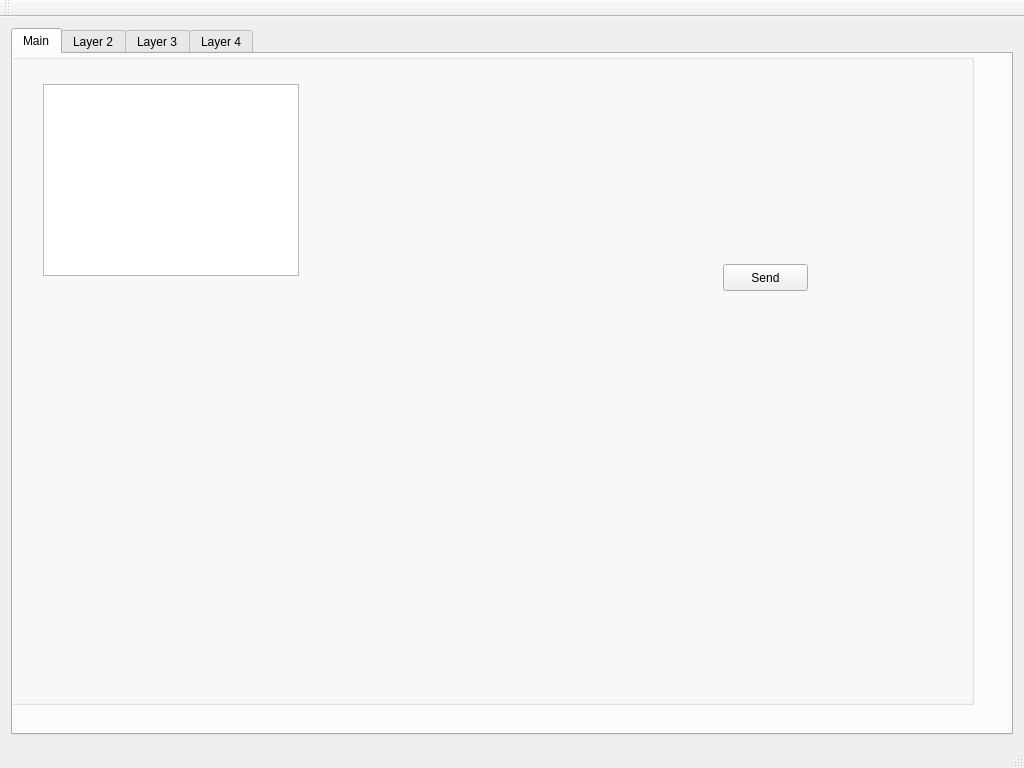
Above: qt/packet-generator/mainwindow.ui from emiliancyc/packet-generator before the change. Below: the same form after it.
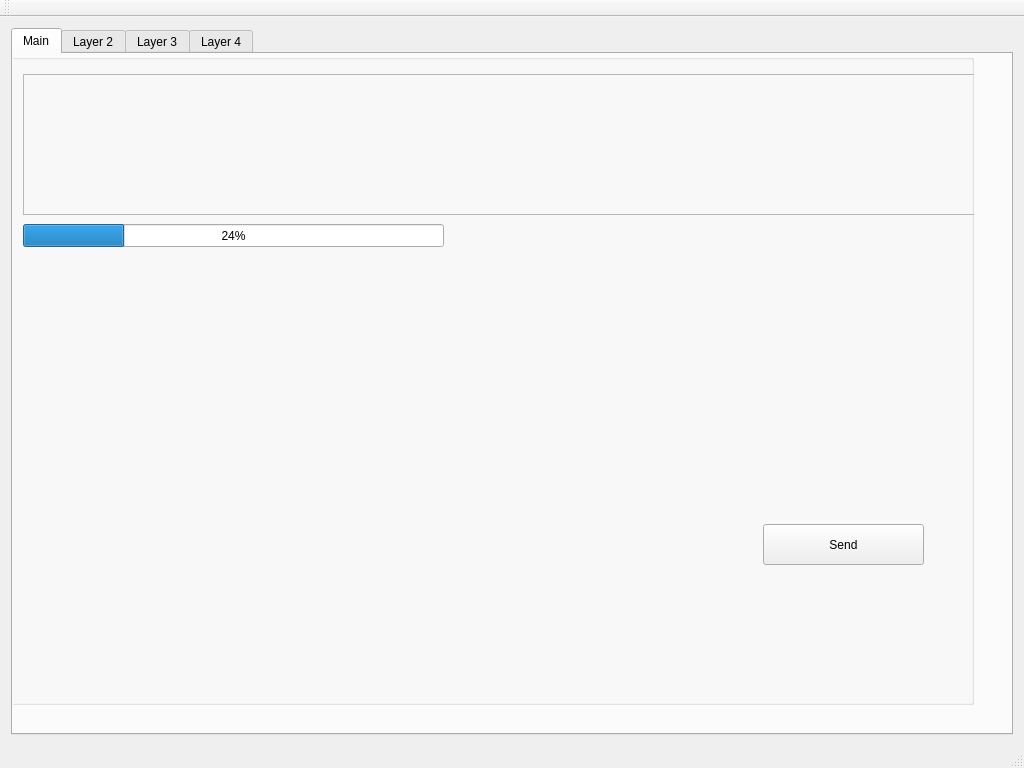
That is the form after the change. The open tabs and pages were chosen to show the change.

Commit message: Socket and object serializer class added, fixed some bugs and typos

```diff
--- a/qt/packet-generator/mainwindow.ui
+++ b/qt/packet-generator/mainwindow.ui
@@ -72,24 +72,43 @@
         <widget class="QPushButton" name="SendButton">
          <property name="geometry">
           <rect>
-           <x>750</x>
-           <y>210</y>
-           <width>85</width>
-           <height>27</height>
+           <x>790</x>
+           <y>470</y>
+           <width>161</width>
+           <height>41</height>
           </rect>
          </property>
          <property name="text">
           <string>Send</string>
          </property>
         </widget>
-        <widget class="QListView" name="SendList">
+        <widget class="QFrame" name="frame">
          <property name="geometry">
           <rect>
-           <x>70</x>
-           <y>30</y>
-           <width>256</width>
-           <height>192</height>
+           <x>50</x>
+           <y>20</y>
+           <width>971</width>
+           <height>141</height>
           </rect>
+         </property>
+         <property name="frameShape">
+          <enum>QFrame::StyledPanel</enum>
+         </property>
+         <property name="frameShadow">
+          <enum>QFrame::Raised</enum>
+         </property>
+        </widget>
+        <widget class="QProgressBar" name="progressBar">
+         <property name="geometry">
+          <rect>
+           <x>50</x>
+           <y>170</y>
+           <width>421</width>
+           <height>23</height>
+          </rect>
+         </property>
+         <property name="value">
+          <number>24</number>
          </property>
         </widget>
        </widget>
```
Left out of the diff: 5 changed lines with no effect on the pictures. The commit also changes 15 other files.
